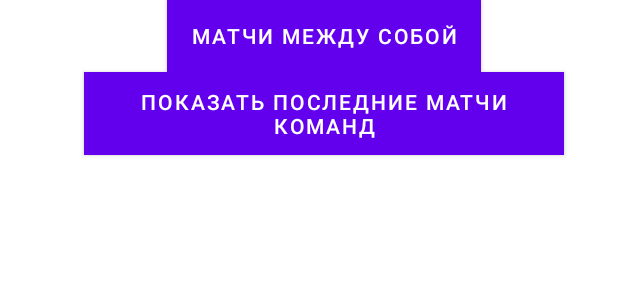
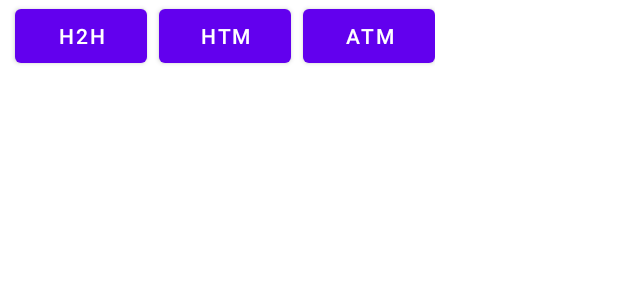
Before and after one commit to AlexanderZenkin/TeamsStats, an Android app: the layout activity_view.xml on its own in the app's theme, with its tools: preview values and no code run, on a phone screen of 412 x 824 dp. Shown: the top 300 px of the screen. Run offline under Robolectric (Android 15) with nearby library versions, the phone set to English and light mode, and no system bars.

Commit message:
update stats

```diff
--- a/app/src/main/java/com/example/teamsstats/UrlBuilder.java
+++ b/app/src/main/java/com/example/teamsstats/UrlBuilder.java
@@ -52,7 +52,7 @@ public class UrlBuilder {
         return url;
     }
 
-    public URL builderUrlMatchesHomeTeam(String teamsId, String competitions) {
+    public URL builderUrlMatchesHomeTeam(String teamsId, String competitions, String venue) {
 
         String BASE_URL = "http://api.football-data.org/v4";
         Uri buildUri = Uri.parse(BASE_URL).buildUpon()
@@ -62,7 +62,7 @@ public class UrlBuilder {
                 .appendQueryParameter("limit", "10")
                 .appendQueryParameter("competitions", competitions)
                 .appendQueryParameter("status", "FINISHED")
-                .appendQueryParameter("venue", "HOME")
+                .appendQueryParameter("venue", venue)
                 .build();
 
         URL url = null;
--- a/app/src/main/java/com/example/teamsstats/interfaces/AsyncResponse.java
+++ b/app/src/main/java/com/example/teamsstats/interfaces/AsyncResponse.java
@@ -1,7 +1,5 @@
 package com.example.teamsstats.interfaces;
 
-import com.example.teamsstats.model.ListMatches;
-
 public interface AsyncResponse {
-    ListMatches processFinish(String output);
+    void processFinish(String output);
 }
--- a/app/src/main/res/layout/activity_view.xml
+++ b/app/src/main/res/layout/activity_view.xml
@@ -5,15 +5,32 @@
     android:layout_height="match_parent"
     android:orientation="vertical">
 
-    <Button
-        android:id="@+id/search_last_h2h_matches"
+    <LinearLayout
         android:layout_width="wrap_content"
         android:layout_height="wrap_content"
-        android:layout_gravity="center"
-        android:textColor="@color/white"
-        android:background="@color/purple_700"
-        android:layout_marginStart="10dp"
-        android:text="@string/H2HMatches" />
+        android:orientation="horizontal">
+
+        <Button
+            android:id="@+id/h_2_h_matches"
+            android:layout_width="wrap_content"
+            android:layout_height="wrap_content"
+            android:layout_marginStart="10dp"
+            android:text="@string/H2HMatches"/>
+
+        <Button
+            android:id="@+id/home_team_matches"
+            android:layout_width="wrap_content"
+            android:layout_height="wrap_content"
+            android:layout_marginStart="8dp"
+            android:text="@string/home_team_matches" />
+
+        <Button
+            android:id="@+id/away_team_matches"
+            android:layout_width="wrap_content"
+            android:layout_height="wrap_content"
+            android:layout_marginStart="8dp"
+            android:text="@string/away_team_matches" />
+    </LinearLayout>
 
     <androidx.recyclerview.widget.RecyclerView
         android:id="@+id/recycler_view"
@@ -21,33 +38,4 @@
         android:layout_height="wrap_content">
     </androidx.recyclerview.widget.RecyclerView>
 
-    <Button
-        android:id="@+id/search_last_matched"
-        android:layout_width="wrap_content"
-        android:layout_height="wrap_content"
-        android:layout_gravity="center"
-        android:textColor="@color/white"
-        android:background="@color/purple_700"
-        android:layout_marginStart="10dp"
-        android:text="@string/TeamsMatches" />
-
-        <LinearLayout
-            android:layout_width="match_parent"
-            android:layout_height="match_parent"
-            android:orientation="horizontal">
-
-            <androidx.recyclerview.widget.RecyclerView
-                android:id="@+id/recycler_view1"
-                android:layout_weight="1"
-                android:layout_width="match_parent"
-                android:layout_height="wrap_content">
-            </androidx.recyclerview.widget.RecyclerView>/>
-
-            <androidx.recyclerview.widget.RecyclerView
-                android:id="@+id/recycler_view2"
-                android:layout_weight="1"
-                android:layout_width="match_parent"
-                android:layout_height="wrap_content">
-            </androidx.recyclerview.widget.RecyclerView>/>
-        </LinearLayout>
 </LinearLayout>
--- a/app/src/main/res/values/strings.xml
+++ b/app/src/main/res/values/strings.xml
@@ -1,7 +1,8 @@
 <resources>
     <string name="app_name">TeamsStats</string>
-    <string name="H2HMatches">Матчи между собой</string>
-    <string name="TeamsMatches">Показать последние матчи команд</string>
+    <string name="H2HMatches">H2H</string>
+    <string name="home_team_matches">HTM</string>
+    <string name="away_team_matches">ATM</string>
     <string name="SearchButton">Поиск</string>
     <string name="HomeTeamList">Дома</string>
     <string name="ResultH2HList">Результат</string>
```
Also changed, not shown: app/src/main/java/com/example/teamsstats/JsonParser.java (+9 -0 lines), app/src/main/java/com/example/teamsstats/MainActivity.java (+9 -3 lines), app/src/main/java/com/example/teamsstats/ViewActivity.java (+31 -24 lines).
